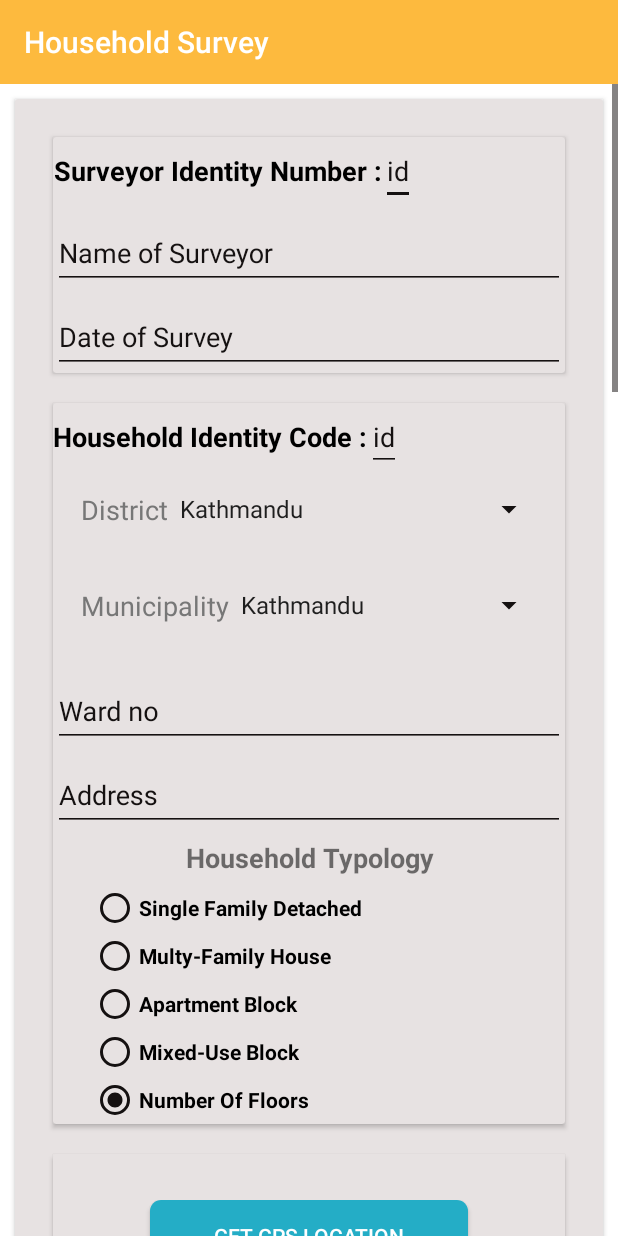
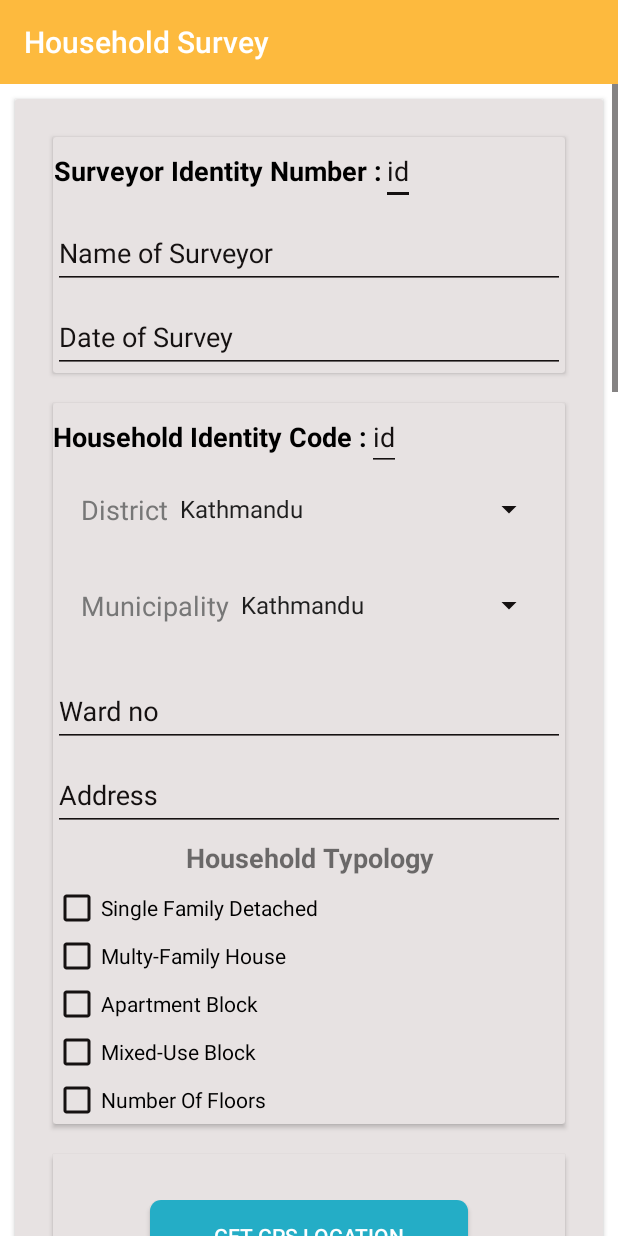
Before and after one commit to amias-samir/Naxa-Survey, an Android app: the SurveyMain screen opened directly, with no data from a screen before it, on a phone screen of 412 x 824 dp. Run offline under Robolectric (Android 15) with nearby library versions, the light colour scheme and no system bars; our stand-ins replace ButterKnife; libraries missing offline, so code that uses them is left out: com.thomashaertel.widget; plain views replace MultiSpinner; 6 statements that could not run were skipped.

Commit message:
check box added

```diff
--- a/app/src/main/java/com/example/naxasurvay/SurveyMain.java
+++ b/app/src/main/java/com/example/naxasurvay/SurveyMain.java
@@ -34,6 +34,8 @@ import android.widget.AdapterView;
 import android.widget.ArrayAdapter;
 import android.widget.AutoCompleteTextView;
 import android.widget.Button;
+import android.widget.CheckBox;
+import android.widget.CompoundButton;
 import android.widget.EditText;
 import android.widget.ImageButton;
 import android.widget.ImageView;
@@ -73,6 +75,7 @@ import java.io.IOException;
 import java.io.InputStreamReader;
 import java.io.OutputStream;
 import java.io.OutputStreamWriter;
+import java.lang.reflect.Array;
 import java.net.HttpURLConnection;
 import java.net.URL;
 import java.text.SimpleDateFormat;
@@ -90,7 +93,7 @@ import butterknife.OnClick;
 import static android.R.attr.cacheColorHint;
 import static android.R.attr.id;
 
-public class SurveyMain extends AppCompatActivity {
+public class SurveyMain extends AppCompatActivity implements CompoundButton.OnCheckedChangeListener{
 
     private static final String TAG = "naxa_Survay";
     ProgressDialog mProgressDlg;
@@ -142,8 +145,19 @@ public class SurveyMain extends AppCompatActivity {
     AutoCompleteTextView Ward;
     @BindView(R.id.Survay_address)
     AutoCompleteTextView Address;
-    @BindView(R.id.HouseHold_type)
-    RadioGroup HouseholdTypology;
+//    @BindView(R.id.HouseHold_type)
+//    RadioGroup HouseholdTypology;
+
+    @BindView(R.id.single_family_detached)
+    CheckBox SingleFamilyDetached;
+    @BindView(R.id.multy_family_house)
+    CheckBox MultyFamilyhouse;
+    @BindView(R.id.apartment_block)
+    CheckBox ApartmentBlock;
+    @BindView(R.id.mixed_use_block)
+    CheckBox MixedUseBlock;
+    @BindView(R.id.number_of_floors)
+    CheckBox NumberOfFloors;
 
     @BindView(R.id.house_GpsStart)
     Button startGps;
@@ -522,6 +536,12 @@ public class SurveyMain extends AppCompatActivity {
 
         ButterKnife.bind(this);
 
+        SingleFamilyDetached.setOnCheckedChangeListener( this);
+        MultyFamilyhouse.setOnCheckedChangeListener( this);
+        ApartmentBlock.setOnCheckedChangeListener( this);
+        MixedUseBlock.setOnCheckedChangeListener( this);
+        NumberOfFloors.setOnCheckedChangeListener( this);
+
 //        fillarray();
 
 //        District.setAdapter(new ArrayAdapter<String>(SurveyMain.this,
@@ -658,7 +678,7 @@ public class SurveyMain extends AppCompatActivity {
             public void onClick(View v) {
 
 
-                SurveyIdNumValue = surveyorId.getText().toString();
+                        SurveyIdNumValue = surveyorId.getText().toString();
                         NameOfSurveyorValue = NameOfSurveyor.getText().toString();
                         DateOfSurveyValue = DateOfSurvey.getText().toString();
 
@@ -666,8 +686,8 @@ public class SurveyMain extends AppCompatActivity {
 //                MunicipalityValue = Municipality.getText().toString();
                         WardValue = Ward.getText().toString();
                         AddressValue = Address.getText().toString();
-                        RadioButton checkedBtn1 = (RadioButton) findViewById(HouseholdTypology.getCheckedRadioButtonId());
-                        HouseholdTypologyValue = checkedBtn1.getText().toString();
+//                        RadioButton checkedBtn1 = (RadioButton) findViewById(HouseholdTypology.getCheckedRadioButtonId());
+//                        HouseholdTypologyValue = checkedBtn1.getText().toString();
 
 
                         AgeValue = Age.getText().toString();
@@ -843,8 +863,8 @@ public class SurveyMain extends AppCompatActivity {
 //                        MunicipalityValue = Municipality.getText().toString();
                                 WardValue = Ward.getText().toString();
                                 AddressValue = Address.getText().toString();
-                                RadioButton checkedBtn1 = (RadioButton) findViewById(HouseholdTypology.getCheckedRadioButtonId());
-                                HouseholdTypologyValue = checkedBtn1.getText().toString();
+//                                RadioButton checkedBtn1 = (RadioButton) findViewById(HouseholdTypology.getCheckedRadioButtonId());
+//                                HouseholdTypologyValue = checkedBtn1.getText().toString();
 
 
                                 AgeValue = Age.getText().toString();
@@ -934,7 +954,7 @@ public class SurveyMain extends AppCompatActivity {
                                             mProgressDlg.show();
                                             convertDataToJson();
                                             sendDatToserver();
-//                                finish();
+//                                          finish();
                                         }
                                     });
 
@@ -1398,44 +1418,22 @@ public class SurveyMain extends AppCompatActivity {
                 Municipality.setSelection(setMunicipalityName);
 
 
-//        if (DistrictValue.equals("Kathmandu")) {
-////            ArrayList<String> kathmandu = new ArrayList<String>();
-//            int setMunicipality = kathmandu.indexOf(MunicipalityValue);
-//            Municipality.setSelection(setMunicipality);
-//
-//
-//            Log.e("Children Under Two", "Parsed data1 " + MunicipalityValue );
-//            Log.e("Children Under Two", "Parsed data1a " + setMunicipality );
-//            Log.e("Children Under Two", "Parsed data1b " + kathmandu );
-//
-//        } else if (DistrictValue.equals("Lalitpur")) {
-////            ArrayList<String> lalitpur = new ArrayList<String>();
-//            int setMunicipality = lalitpur.indexOf(MunicipalityValue);
-//            Municipality.setSelection(setMunicipality);
-//            Log.e("Children Under Two", "Parsed data2 " + MunicipalityValue );
-//        } else {
-////            ArrayList<String> bhaktapur = new Arr'[ayList<String>();
-//            int setMunicipality = bhaktapur.indexOf(MunicipalityValue);
-//            Municipality.setSelection(setMunicipality);
-//            Log.e("Children Under Two", "Parsed data3 " + MunicipalityValue );
-//        }
-//        Municipality.setText(MunicipalityValue);
                 Ward.setText(WardValue);
                 Address.setText(AddressValue);
 
 //        HouseholdTypology.setText(HouseholdTypologyValue);
 
-                if (HouseholdTypologyValue.equals("Single Family Detached")) {
-                    ((RadioButton) findViewById(R.id.single_f_d)).setChecked(true);
-                } else if (HouseholdTypologyValue.equals("Multy-Family House")) {
-                    ((RadioButton) findViewById(R.id.multy_f_h)).setChecked(true);
-                } else if (HouseholdTypologyValue.equals("Apartment Block")) {
-                    ((RadioButton) findViewById(R.id.apartment_block)).setChecked(true);
-                } else if (HouseholdTypologyValue.equals("Mixed-Use Block")) {
-                    ((RadioButton) findViewById(R.id.mix_use_block)).setChecked(true);
-                } else {
-                    ((RadioButton) findViewById(R.id.num_of_floor)).setChecked(true);
-                }
+//                if (HouseholdTypologyValue.equals("Single Family Detached")) {
+//                    ((RadioButton) findViewById(R.id.single_f_d)).setChecked(true);
+//                } else if (HouseholdTypologyValue.equals("Multy-Family House")) {
+//                    ((RadioButton) findViewById(R.id.multy_f_h)).setChecked(true);
+//                } else if (HouseholdTypologyValue.equals("Apartment Block")) {
+//                    ((RadioButton) findViewById(R.id.apartment_block)).setChecked(true);
+//                } else if (HouseholdTypologyValue.equals("Mixed-Use Block")) {
+//                    ((RadioButton) findViewById(R.id.mix_use_block)).setChecked(true);
+//                } else {
+//                    ((RadioButton) findViewById(R.id.num_of_floor)).setChecked(true);
+//                }
 
 
                 Age.setText(AgeValue);
@@ -1737,7 +1735,58 @@ public class SurveyMain extends AppCompatActivity {
 
             }
 
-            private class RestApii extends AsyncTask<String, Void, String> {
+    @Override
+    public void onCheckedChanged(CompoundButton buttonView, boolean isChecked) {
+
+        switch(buttonView.getId()){
+            case R.id.single_family_detached:
+                if (SingleFamilyDetached.isChecked() == true) {
+                    HouseholdTypologyValue = HouseholdTypologyValue + "single family detached"+"," ;
+
+                }
+
+
+                break;
+            case R.id.multy_family_house:
+                if (MultyFamilyhouse.isChecked() == true) {
+                    HouseholdTypologyValue = HouseholdTypologyValue + "Multi family house"+"," ;
+
+                }
+
+
+                break;
+            case R.id.apartment_block:
+                if (ApartmentBlock.isChecked() == true) {
+                    HouseholdTypologyValue = HouseholdTypologyValue + "apartment block"+"," ;
+
+                }
+
+
+                break;
+            case R.id.mixed_use_block:
+                if (MixedUseBlock.isChecked() == true) {
+                    HouseholdTypologyValue = HouseholdTypologyValue + "mixed use block"+"," ;
+
+
+                }
+
+                break;
+
+            case R.id.number_of_floors:
+                if (NumberOfFloors.isChecked() == true) {
+                    HouseholdTypologyValue = HouseholdTypologyValue + "number of floors"+", " ;
+
+                }
+
+                break;
+
+
+//            HouseholdTypologyValue = topology;
+        }
+        Log.e("Household_Survey", "HouseholdTypologyValue :" + HouseholdTypologyValue);
+    }
+
+    private class RestApii extends AsyncTask<String, Void, String> {
 
 
                 @Override
--- a/app/src/main/res/layout/survey_main.xml
+++ b/app/src/main/res/layout/survey_main.xml
@@ -254,52 +254,46 @@
                                 android:textSize="18sp"
                                 android:textStyle="bold" />
 
-                            <RadioGroup
-                                android:id="@+id/HouseHold_type"
+                            <CheckBox
+                                android:id="@+id/single_family_detached"
                                 android:layout_width="wrap_content"
                                 android:layout_height="wrap_content"
-                                android:layout_marginLeft="25dp"
-                                android:orientation="vertical">
-
-                                <RadioButton
-                                    android:id="@+id/single_f_d"
-                                    android:layout_width="wrap_content"
-                                    android:layout_height="wrap_content"
-                                    android:checked="true"
-                                    android:text="Single Family Detached"
-                                    android:textStyle="bold" />
-
-                                <RadioButton
-                                    android:id="@+id/multy_f_h"
-                                    android:layout_width="wrap_content"
-                                    android:layout_height="wrap_content"
-                                    android:text="Multy-Family House"
-                                    android:textStyle="bold" />
-
-                                <RadioButton
-                                    android:id="@+id/apartment_block"
-                                    android:layout_width="wrap_content"
-                                    android:layout_height="wrap_content"
-                                    android:text="Apartment Block"
-                                    android:textStyle="bold" />
-
-                                <RadioButton
-                                    android:id="@+id/mix_use_block"
-                                    android:layout_width="wrap_content"
-                                    android:layout_height="wrap_content"
-                                    android:checked="true"
-                                    android:text="Mixed-Use Block"
-                                    android:textStyle="bold" />
-
-                                <RadioButton
-                                    android:id="@+id/num_of_floor"
-                                    android:layout_width="wrap_content"
-                                    android:layout_height="wrap_content"
-                                    android:checked="true"
-                                    android:text="Number Of Floors"
-                                    android:textStyle="bold" />
-
-                            </RadioGroup>
+                                android:layout_alignParentLeft="true"
+                                android:layout_alignParentTop="true"
+                                android:text="Single Family Detached" />
+
+                            <CheckBox
+                                android:id="@+id/multy_family_house"
+                                android:layout_width="wrap_content"
+                                android:layout_height="wrap_content"
+                                android:layout_alignParentTop="true"
+                                android:layout_toRightOf="@+id/checkBox1"
+                                android:text="Multy-Family House" />
+
+                            <CheckBox
+                                android:id="@+id/apartment_block"
+                                android:layout_width="wrap_content"
+                                android:layout_height="wrap_content"
+                                android:layout_alignParentTop="true"
+                                android:layout_toRightOf="@+id/checkBox2"
+                                android:text="Apartment Block" />
+
+                            <CheckBox
+                                android:id="@+id/mixed_use_block"
+                                android:layout_width="wrap_content"
+                                android:layout_height="wrap_content"
+                                android:layout_alignParentTop="true"
+                                android:layout_toRightOf="@+id/checkBox1"
+                                android:text="Mixed-Use Block" />
+
+                            <CheckBox
+                                android:id="@+id/number_of_floors"
+                                android:layout_width="wrap_content"
+                                android:layout_height="wrap_content"
+                                android:layout_alignParentTop="true"
+                                android:layout_toRightOf="@+id/checkBox2"
+                                android:text="Number Of Floors" />
+
 
                         </LinearLayout>
 
```
